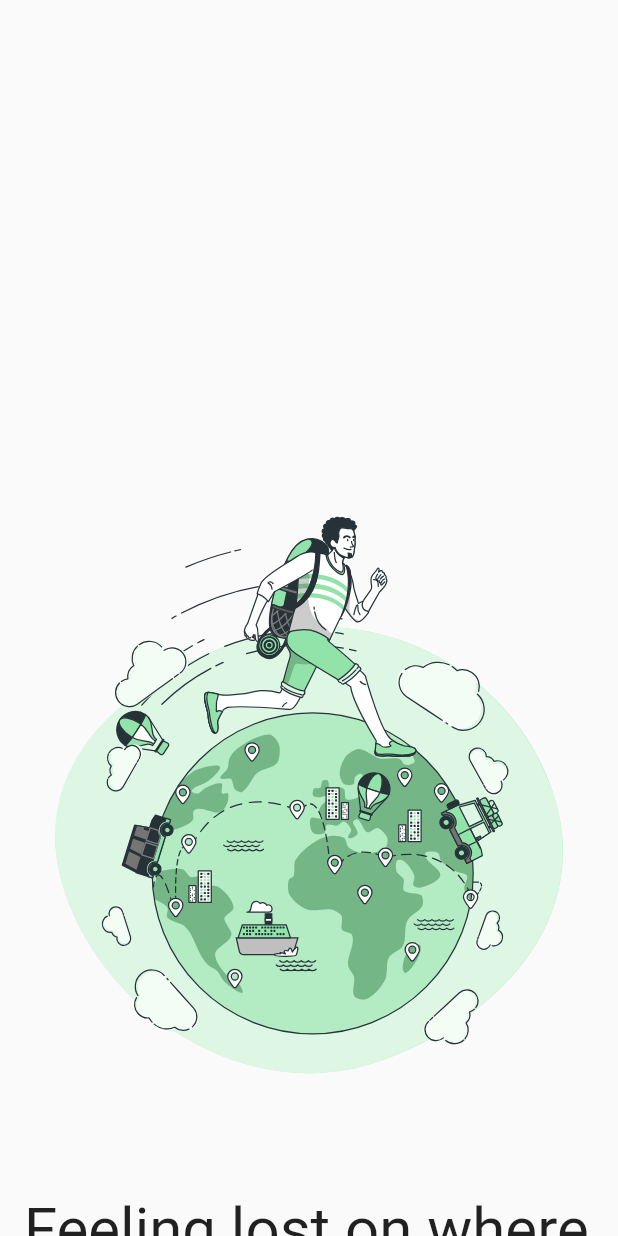
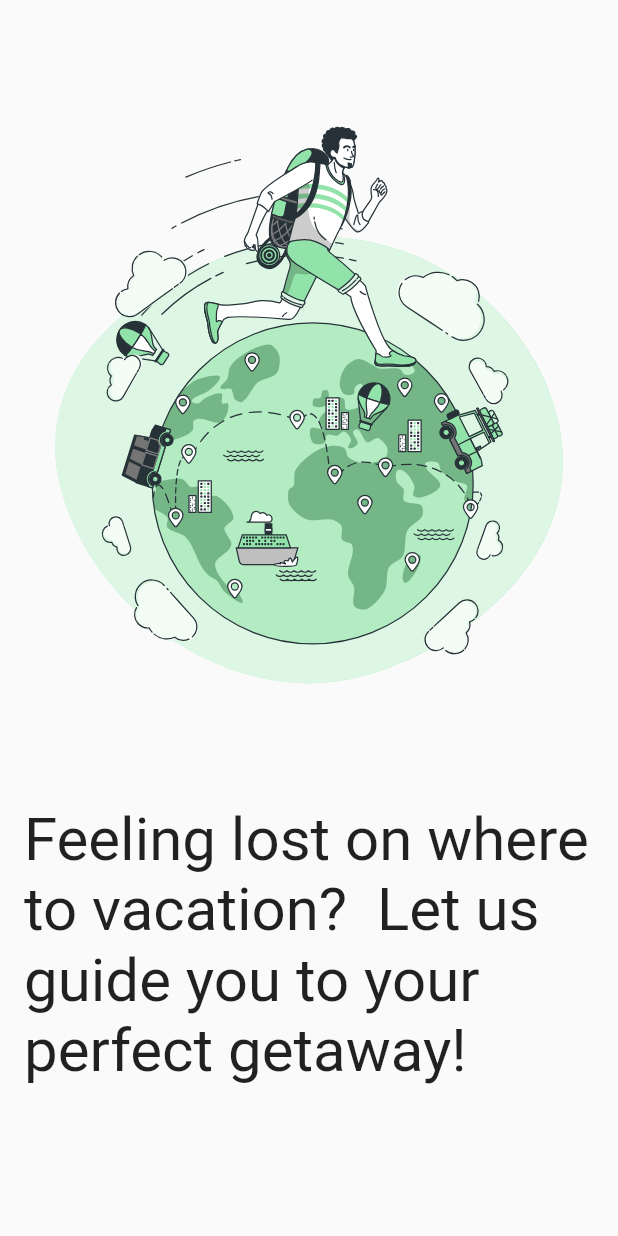
Before and after one commit to NzizaPacifique250/explore_beauty, a Flutter app: the screen it shows after launch, on a phone screen of 412 x 824 dp. Run offline on Flutter 3.47's test engine with Material 2 defaults, Android fonts, the light colour scheme and no system bars; our stand-ins replace flutter_svg, google_fonts, lottie, responsive_builder, smooth_page_indicator.

Commit message:
resolved overflow error

```diff
--- a/lib/pages/welcome_page.dart
+++ b/lib/pages/welcome_page.dart
@@ -30,7 +30,7 @@ class WelcomePage extends StatelessWidget {
               crossAxisAlignment: CrossAxisAlignment.center,
               children: [
                 Padding(
-                  padding: const EdgeInsets.only(top: 280),
+                  padding: const EdgeInsets.only(top: 20),
                   child: Column(
                     children: [
                       SvgPicture.asset(images[index]),
```
